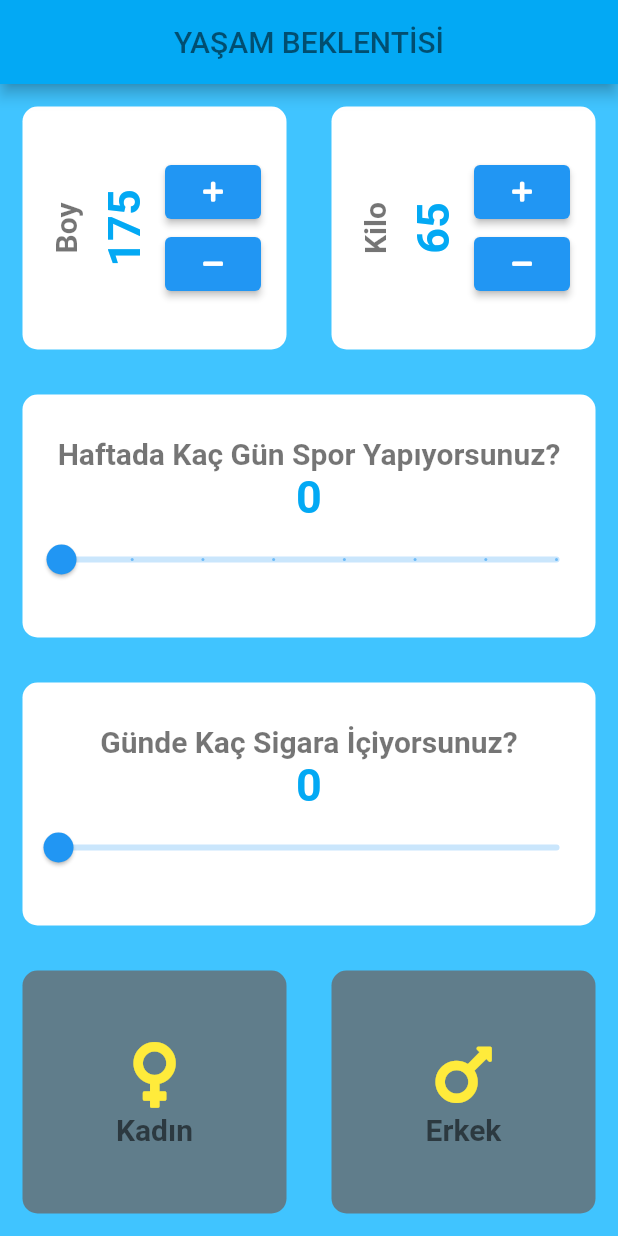
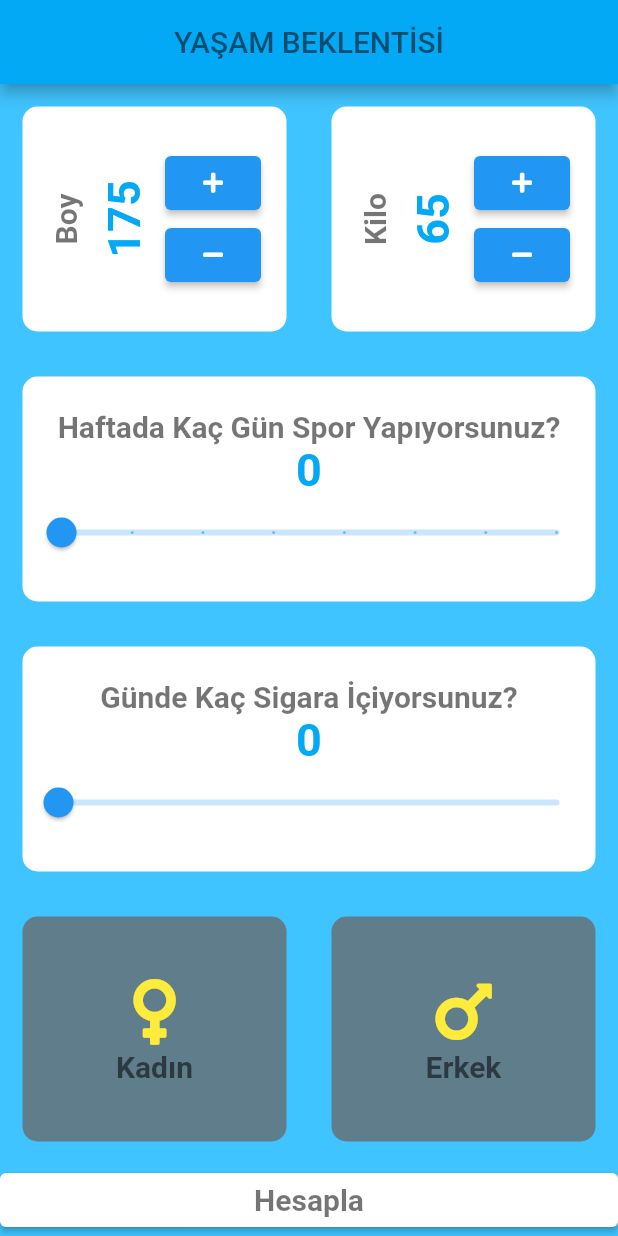
Before and after one commit to burakberkkeskin/life_expectancy, a Flutter app: the screen it shows after launch, on a phone screen of 412 x 824 dp. Run offline on Flutter 3.47's test engine with Material 2 defaults, Android fonts, the phone set to English and light mode, and no system bars; our stand-ins replace font_awesome_flutter.

Commit message:
Hesapla butonu eklendi

```diff
--- a/lib/input_page.dart
+++ b/lib/input_page.dart
@@ -138,6 +138,13 @@ class _InputPageState extends State<InputPage> {
               ],
             ),
           ),
+          ElevatedButton(
+            onPressed: (){},
+            child: Text('Hesapla', style: kTextStyle),
+            style: ElevatedButton.styleFrom(
+              primary: Colors.white
+            )
+          ),
         ],
       ),
     );
```
